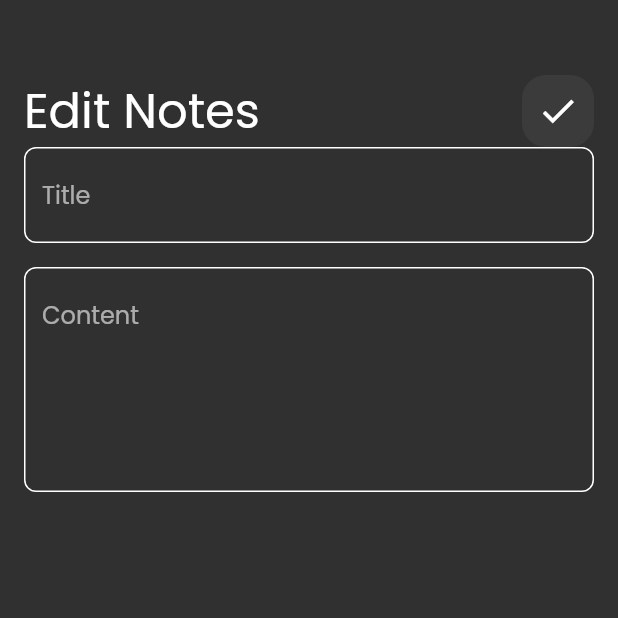
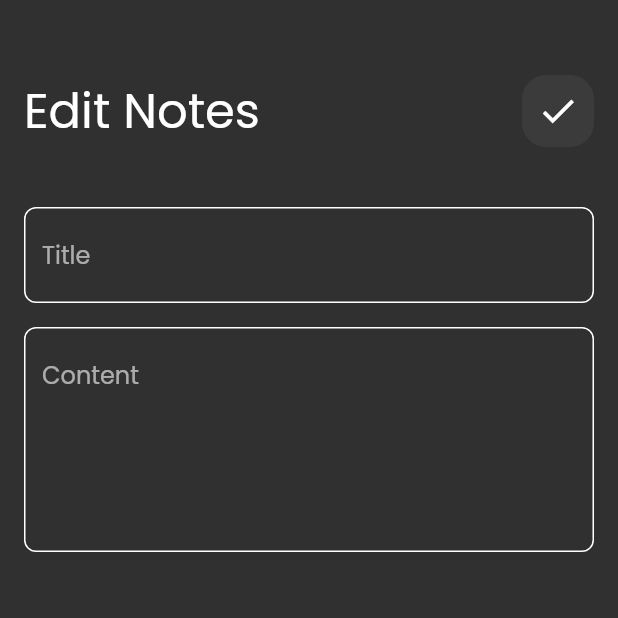
Before and after one commit to Elesawy11/notes_app, a Flutter app: the EditNoteViewBody screen opened directly, on a phone screen of 412 x 824 dp, the top half of it. Run offline on Flutter 3.47's test engine with Material 2 defaults, Android fonts, the phone set to English and light mode, and no system bars; our stand-ins replace font_awesome_flutter.

```diff
--- a/lib/views/widgets/edit_note_view_body.dart
+++ b/lib/views/widgets/edit_note_view_body.dart
@@ -21,6 +21,9 @@ class EditNoteViewBody extends StatelessWidget {
               title: 'Edit Notes',
               icon: Icons.done,
             ),
+            SizedBox(
+              height: 40,
+            ),
            CustomTextField(
               hint: 'Title',
             ),
```
Also changed, not shown: lib/models/note_model.dart (added, +12 -0 lines).
